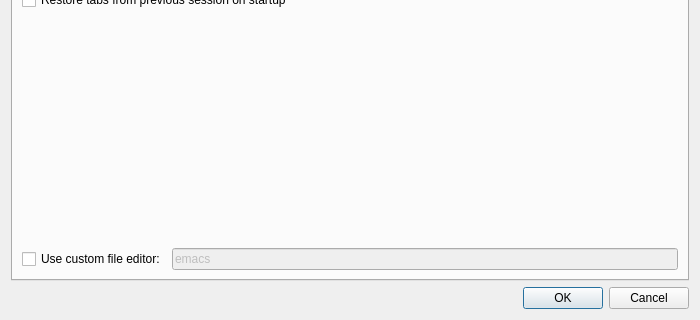
Old version of the form libgui/src/settings-dialog.ui in the repository ctaggart/octave; both pictures show x 0 to 700 and y 160 to 480 of the 700 by 480 pixel window.
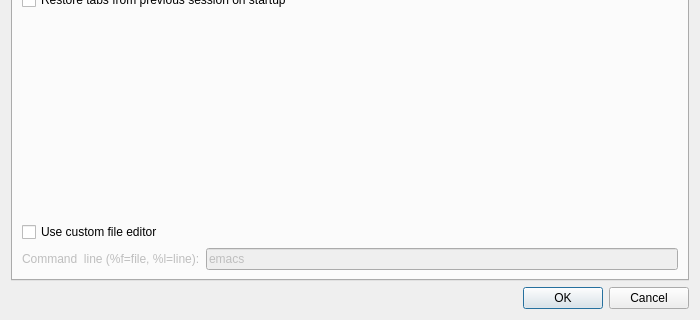
New version of the form. The open tabs and pages were chosen to show the change.

Commit message:
gui: call external editor when opening a file and custom editor is selected
* file-editor.cc(request_open_file): call custom editor if desired
* settings-dialog.ui: custom editor command with %f and %l for file and line

The edit to the form file:
```diff
--- a/libgui/src/settings-dialog.ui
+++ b/libgui/src/settings-dialog.ui
@@ -221,15 +221,25 @@
          </property>
         </spacer>
        </item>
+       <item>
+        <widget class="QCheckBox" name="useCustomFileEditor">
+         <property name="enabled">
+          <bool>true</bool>
+         </property>
+         <property name="text">
+          <string>Use custom file editor</string>
+         </property>
+        </widget>
+       </item>
        <item>
         <layout class="QHBoxLayout" name="horizontalLayout">
          <item>
-          <widget class="QCheckBox" name="useCustomFileEditor">
+          <widget class="QLabel" name="customEditorLabel">
            <property name="enabled">
-            <bool>true</bool>
+            <bool>false</bool>
            </property>
            <property name="text">
-            <string>Use custom file editor:</string>
+            <string>Command  line (%f=file, %l=line):</string>
            </property>
           </widget>
          </item>
```
Left out of the diff: 16 changed lines with no effect on the pictures. The commit also changes 1 other file.
